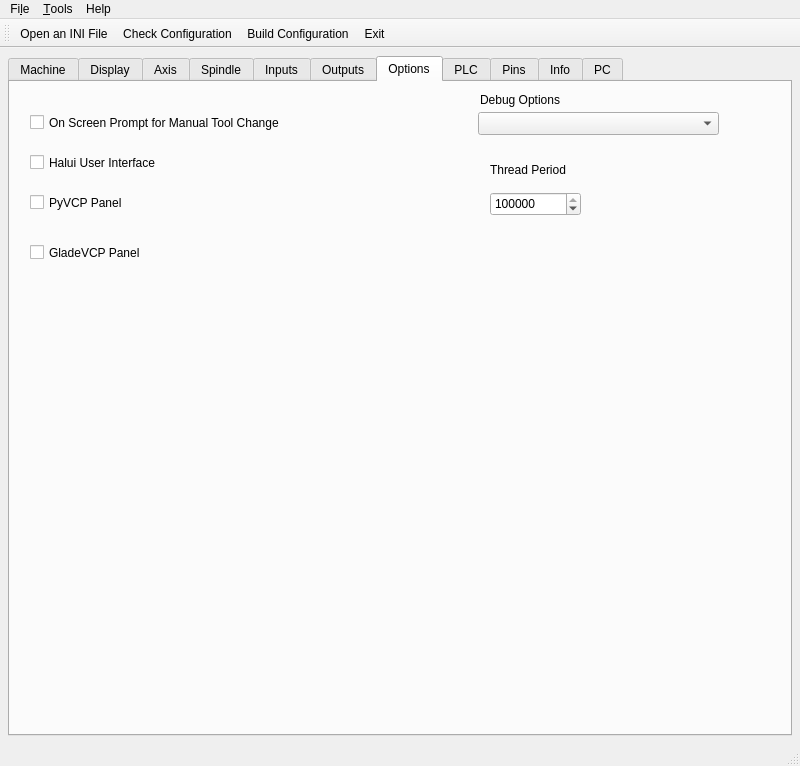
jethornton/7i96, file c7i96/c7i96.ui: the form before one commit.
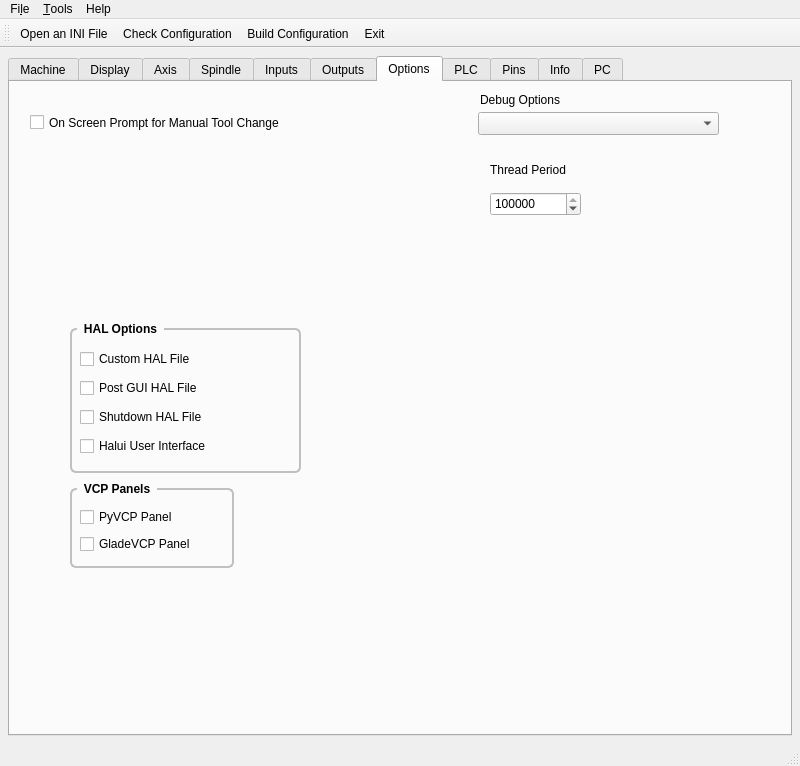
The form after the commit. The open tabs and pages were chosen to show the change.

Commit message: try to fix freeze up

Patch:
```diff
--- a/c7i96/c7i96.ui
+++ b/c7i96/c7i96.ui
@@ -5672,45 +5672,6 @@
          <string>On Screen Prompt for Manual Tool Change</string>
         </property>
        </widget>
-       <widget class="QCheckBox" name="haluiCB">
-        <property name="geometry">
-         <rect>
-          <x>20</x>
-          <y>70</y>
-          <width>261</width>
-          <height>21</height>
-         </rect>
-        </property>
-        <property name="text">
-         <string>Halui User Interface</string>
-        </property>
-       </widget>
-       <widget class="QCheckBox" name="pyvcpCB">
-        <property name="geometry">
-         <rect>
-          <x>20</x>
-          <y>110</y>
-          <width>271</width>
-          <height>21</height>
-         </rect>
-        </property>
-        <property name="text">
-         <string>PyVCP Panel</string>
-        </property>
-       </widget>
-       <widget class="QCheckBox" name="gladevcpCB">
-        <property name="geometry">
-         <rect>
-          <x>20</x>
-          <y>160</y>
-          <width>271</width>
-          <height>21</height>
-         </rect>
-        </property>
-        <property name="text">
-         <string>GladeVCP Panel</string>
-        </property>
-       </widget>
        <widget class="QComboBox" name="debugCombo">
         <property name="geometry">
          <rect>
@@ -5766,6 +5727,84 @@
          <string>Thread Period</string>
         </property>
        </widget>
+       <widget class="QGroupBox" name="groupBox_6">
+        <property name="geometry">
+         <rect>
+          <x>60</x>
+          <y>240</y>
+          <width>231</width>
+          <height>151</height>
+         </rect>
+        </property>
+        <property name="title">
+         <string>HAL Options</string>
+        </property>
+        <layout class="QGridLayout" name="gridLayout_51">
+         <property name="topMargin">
+          <number>15</number>
+         </property>
+         <item row="3" column="0">
+          <widget class="QCheckBox" name="shutdownCB">
+           <property name="text">
+            <string>Shutdown HAL File</string>
+           </property>
+          </widget>
+         </item>
+         <item row="1" column="0">
+          <widget class="QCheckBox" name="customhalCB">
+           <property name="text">
+            <string>Custom HAL File</string>
+           </property>
+          </widget>
+         </item>
+         <item row="2" column="0">
+          <widget class="QCheckBox" name="postguiCB">
+           <property name="text">
+            <string>Post GUI HAL File</string>
+           </property>
+          </widget>
+         </item>
+         <item row="4" column="0">
+          <widget class="QCheckBox" name="haluiCB">
+           <property name="text">
+            <string>Halui User Interface</string>
+           </property>
+          </widget>
+         </item>
+        </layout>
+       </widget>
+       <widget class="QGroupBox" name="groupBox_10">
+        <property name="geometry">
+         <rect>
+          <x>60</x>
+          <y>400</y>
+          <width>164</width>
+          <height>86</height>
+         </rect>
+        </property>
+        <property name="title">
+         <string>VCP Panels</string>
+        </property>
+        <layout class="QGridLayout" name="gridLayout_53">
+         <property name="topMargin">
+          <number>15</number>
+         </property>
+         <item row="0" column="0">
+          <widget class="QCheckBox" name="pyvcpCB">
+           <property name="text">
+            <string>PyVCP Panel</string>
+           </property>
+          </widget>
+         </item>
+         <item row="1" column="0">
+          <widget class="QCheckBox" name="gladevcpCB">
+           <property name="text">
+            <string>GladeVCP Panel</string>
+           </property>
+          </widget>
+         </item>
+        </layout>
+       </widget>
       </widget>
       <widget class="QWidget" name="plc">
        <attribute name="title">
```
Left out of the diff: 43 changed lines with no effect on the pictures. Lines whose indentation alone changed are shown as unchanged. The commit also changes 2 other files.
